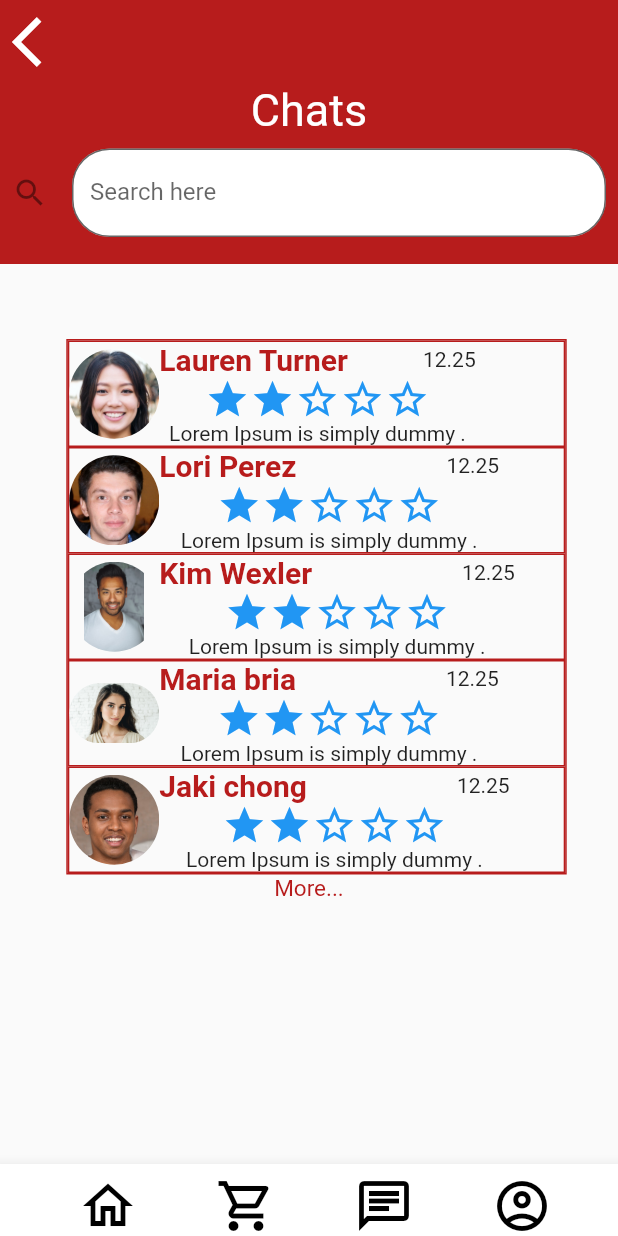
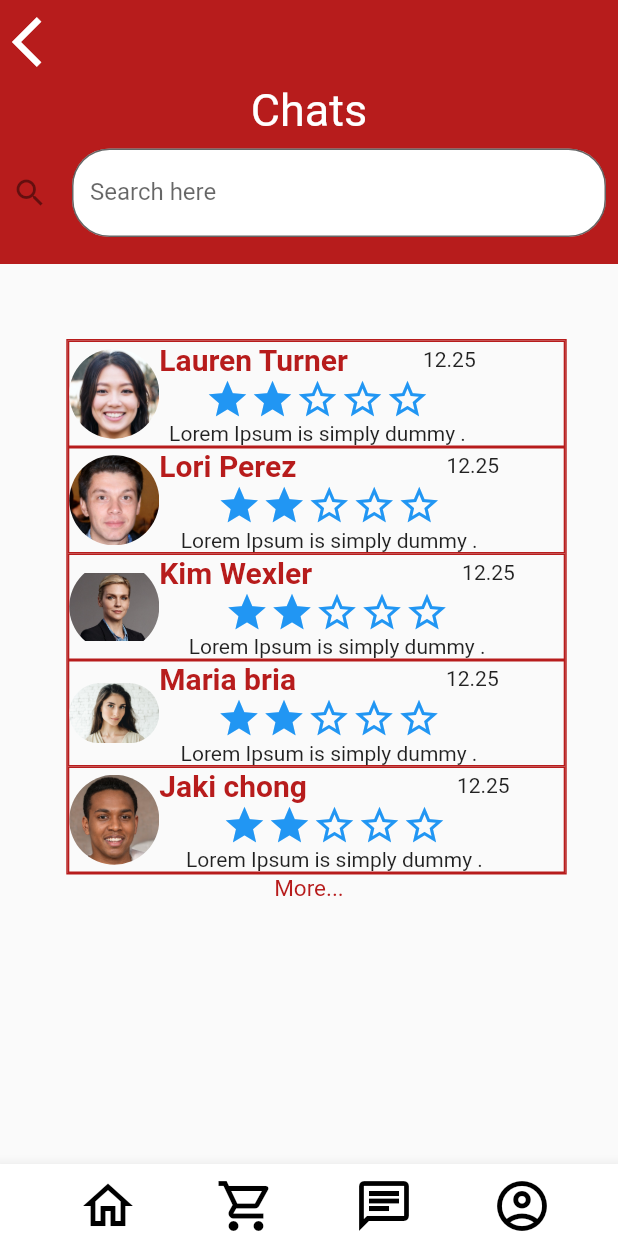
Before and after one commit to zarathacia/ProjetMobile-SmartPersonalShopper, a Flutter app: the screen it shows after launch, item 3 of the bottom bar chosen, on a phone screen of 412 x 824 dp. Run offline on Flutter 3.47's test engine with Material 2 defaults, Android fonts, the phone set to English and light mode, and no system bars; our stand-ins replace flutter_rating_bar.

Commit message:
fixes color n stuff 3.0

```diff
--- a/lib/screens/Chat_With_Personal_shopper.dart
+++ b/lib/screens/Chat_With_Personal_shopper.dart
@@ -4,7 +4,7 @@ import 'package:smart_personal_shopper/screens/home.dart';
 import 'package:smart_personal_shopper/screens/profile.dart';
 
 import '../widget/navbar.dart';
-import 'Market/List_of_Past_discussions.dart';
+import 'List_of_Past_discussions.dart';
 
 class Chat extends StatelessWidget {
   @override
--- a/lib/screens/Confirm_receival.dart
+++ b/lib/screens/Confirm_receival.dart
@@ -4,7 +4,7 @@ import 'package:smart_personal_shopper/screens/profile.dart';
 import 'package:smart_personal_shopper/widget/rating.dart';
 
 import '../widget/navbar.dart';
-import 'Market/List_of_Past_discussions.dart';
+import 'List_of_Past_discussions.dart';
 import 'Market/Market_screen.dart';
 import 'home.dart';
 
--- a/lib/screens/Market/List_of_Past_discussions.dart
+++ b/lib/screens/List_of_Past_discussions.dart
@@ -6,7 +6,7 @@ import 'package:smart_personal_shopper/widget/rating.dart';
 import 'package:smart_personal_shopper/screens/Market/Market_screen.dart';
 
 
-import '../Chat_With_Personal_shopper.dart';
+import 'Chat_With_Personal_shopper.dart';
 
 class Listof extends StatelessWidget {
 
@@ -227,7 +227,7 @@ class Listof extends StatelessWidget {
                                                   ClipRRect(
                                                     borderRadius: BorderRadius.circular(100.0),
                                                     child:
-                                                    Image.asset('images/user3.jpg', width: 60,height: 60,),
+                                                    Image.asset('images/kim1.jpg', width: 60,height: 60,),
                                                   ),
                                                 ),
 
--- a/lib/screens/Market/Market_screen.dart
+++ b/lib/screens/Market/Market_screen.dart
@@ -4,7 +4,7 @@ import 'package:smart_personal_shopper/widget/navbar.dart';
 import '../Chat_With_Personal_shopper.dart';
 import '../home.dart';
 import '../profile.dart';
-import 'List_of_Past_discussions.dart';
+import '../List_of_Past_discussions.dart';
 import 'Market_items.dart';
 
 class marketScreen extends StatelessWidget {
--- a/lib/screens/home.dart
+++ b/lib/screens/home.dart
@@ -3,7 +3,7 @@ import 'package:flutter/material.dart';
 import 'package:smart_personal_shopper/screens/Market/Market_screen.dart';
 import 'package:smart_personal_shopper/widget/button.dart';
 import 'Confirm_receival.dart';
-import 'Market/List_of_Past_discussions.dart';
+import 'List_of_Past_discussions.dart';
 import 'choose_your_personal_shopper.dart';
 import 'profile.dart';
 import 'pay.dart';
--- a/lib/screens/profile.dart
+++ b/lib/screens/profile.dart
@@ -4,7 +4,7 @@ import 'package:smart_personal_shopper/screens/Chat_With_Personal_shopper.dart';
 import 'package:smart_personal_shopper/screens/Market/Market_screen.dart';
 import 'package:smart_personal_shopper/widget/button.dart';
 import 'package:smart_personal_shopper/widget/navbar.dart';
-import 'Market/List_of_Past_discussions.dart';
+import 'List_of_Past_discussions.dart';
 import 'home.dart';
 
 class Profile extends StatelessWidget {
```
